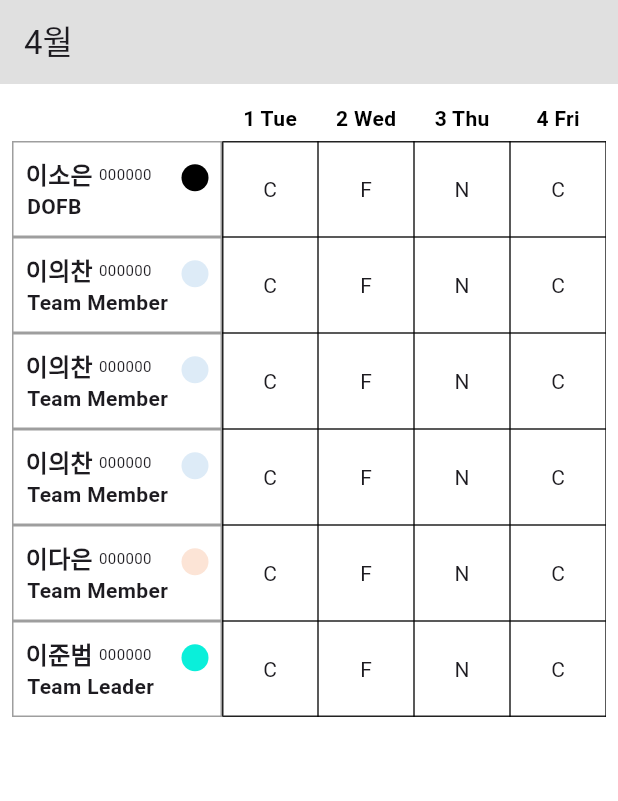
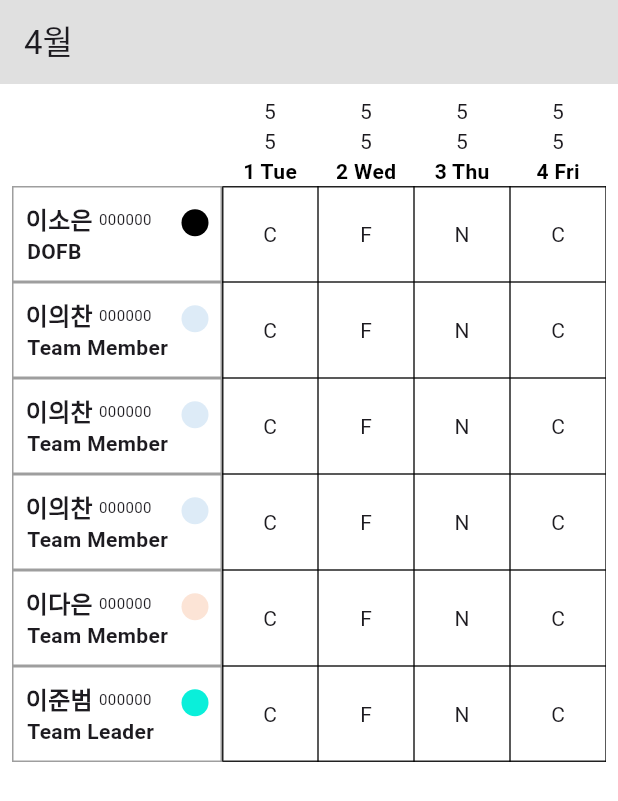
Before and after one commit to Eui9179/sohpia_scheduler, a Flutter app: the screen it shows after launch, on a phone screen of 412 x 824 dp. Shown: the top 801 px of the screen. Run offline on Flutter 3.47's test engine with Material 3 defaults, Android fonts, the phone set to English and light mode, and no system bars; missing offline and left inert: desktop_window; Roboto replaces fonts that are missing (Pretendard); project files that could hold a hidden picture were left out.

Commit message:
Feature/bk-dn

```diff
--- a/lib/data/week_day.dart
+++ b/lib/data/week_day.dart
@@ -7,7 +7,7 @@ enum WeekDay {
   SAT("Sat"),
   SUN("Sun");
 
-  const WeekDay(this.weekDay)
+  const WeekDay(this.weekDay);
 
   final String weekDay;
 }
--- a/lib/screen/main/content/f_content.dart
+++ b/lib/screen/main/content/f_content.dart
@@ -4,13 +4,12 @@ import 'package:sophia_scheduler/data/staff_data.dart';
 import 'package:sophia_scheduler/data/staff_position.dart';
 import 'package:sophia_scheduler/screen/main/content/schedule/f_schedule.dart';
 import 'package:sophia_scheduler/screen/main/content/staff/f_staff_list.dart';
-import 'package:sophia_scheduler/screen/main/content/staff/w_staff.dart';
 
 class ContentFrame extends StatelessWidget {
   const ContentFrame({super.key});
 
   static double rowHeight = 64;
-  static double dateHeader = 30;
+  static double dateHeader = 20;
 
   @override
   Widget build(BuildContext context) {
@@ -33,7 +32,6 @@ class ContentFrame extends StatelessWidget {
       staffs[5].name: ["C", "F", "N","C", "F", "N","C", "F", "N","C", "F", "N","C", "F", "N","C", "F", "N","C", "F", "N", "F", "N","C", "F", "N", "F", "N","C", "F", "N"],
     };
 
-
     List<DateInfo> dateInfos = [];
     int year = 2025;
     int month = 4;
@@ -50,6 +48,9 @@ class ContentFrame extends StatelessWidget {
       }
     }
 
+    List<int> bk = [5, 5, 5, 5, 5, 5, 5, 5, 5, 5, 5, 5, 5, 5, 5, 5, 5, 5, 5, 5, 5, 5, 5, 5, 5, 5, 5, 5, 5, 5, 5];
+    List<int> dnIrd = [5, 5, 5, 5, 5, 5, 5, 5, 5, 5, 5, 5, 5, 5, 5, 5, 5, 5, 5, 5, 5, 5, 5, 5, 5, 5, 5, 5, 5, 5, 5];
+
     return Padding(
       padding: const EdgeInsets.all(8.0),
       child: Row(
@@ -58,10 +59,12 @@ class ContentFrame extends StatelessWidget {
           Column(
             children: [
               SizedBox(height: dateHeader,),
+              SizedBox(height: dateHeader,),
+              SizedBox(height: dateHeader,),
               StaffListFrame(staffs: staffs),
             ],
           ),
-          ScheduleFrame(staffs: staffs, schedules: schedules, dateInfos: dateInfos),
+          ScheduleFrame(staffs: staffs, schedules: schedules, dateInfos: dateInfos, bk: bk, dnIrd: dnIrd),
         ],
       ),
     );
--- a/lib/screen/main/content/schedule/f_bk_dn_ird.dart
+++ b/lib/screen/main/content/schedule/f_bk_dn_ird.dart
@@ -1,14 +1,49 @@
 import 'package:flutter/material.dart';
 import 'package:sophia_scheduler/data/date_info.dart';
+import 'package:sophia_scheduler/screen/main/content/f_content.dart';
 
 class BkDnIrdFrame extends StatelessWidget {
-  const BkDnIrdFrame({super.key, required this.dateInfos});
+  const BkDnIrdFrame({
+    super.key,
+    required this.dateInfos,
+    required this.bk,
+    required this.dnIrd,
+  });
 
   final List<DateInfo> dateInfos;
-  final List<BkDnIRd> bkDnIrds;
+  final List<int> bk;
+  final List<int> dnIrd;
 
   @override
   Widget build(BuildContext context) {
-    return const Placeholder();
+    return Column(
+      children: [
+        Row(
+          children: [
+            ...bk.map(
+              (int num) => Container(
+                height: ContentFrame.dateHeader,
+                width: ContentFrame.rowHeight,
+                alignment: Alignment.center,
+                child: Text("$num"),
+              ),
+            ),
+          ],
+        ),
+        Row(
+          children: [
+            ...dnIrd.map(
+              (int num) => Container(
+                height: ContentFrame.dateHeader,
+                width: ContentFrame.rowHeight,
+                alignment: Alignment.center,
+                child: Text("$num"),
+              ),
+            ),
+          ],
+        ),
+      ],
+    );
+    ;
   }
 }
--- a/lib/screen/main/content/schedule/f_schedule.dart
+++ b/lib/screen/main/content/schedule/f_schedule.dart
@@ -2,6 +2,7 @@ import 'package:flutter/material.dart';
 import 'package:sophia_scheduler/data/date_info.dart';
 import 'package:sophia_scheduler/data/staff_data.dart';
 
+import 'f_bk_dn_ird.dart';
 import 'f_date_info.dart';
 import 'f_schedule_table.dart';
 
@@ -11,11 +12,15 @@ class ScheduleFrame extends StatefulWidget {
     required this.schedules,
     required this.staffs,
     required this.dateInfos,
+    required this.bk,
+    required this.dnIrd,
   });
 
   final List<StaffData> staffs;
   final Map<String, List<String>> schedules;
   final List<DateInfo> dateInfos;
+  final List<int> bk;
+  final List<int> dnIrd;
 
   @override
   State<ScheduleFrame> createState() => _ScheduleFrameState();
@@ -30,6 +35,11 @@ class _ScheduleFrameState extends State<ScheduleFrame> {
         child: Column(
           crossAxisAlignment: CrossAxisAlignment.start,
           children: [
+            BkDnIrdFrame(
+              dateInfos: widget.dateInfos,
+              bk: widget.bk,
+              dnIrd: widget.dnIrd,
+            ),
             DateInfoFrame(dateInfos: widget.dateInfos),
             ScheduleTableFrame(
               schedules: widget.schedules,
```
Also changed, not shown: lib/data/bk_dn_ird.dart (+28 -8 lines).
